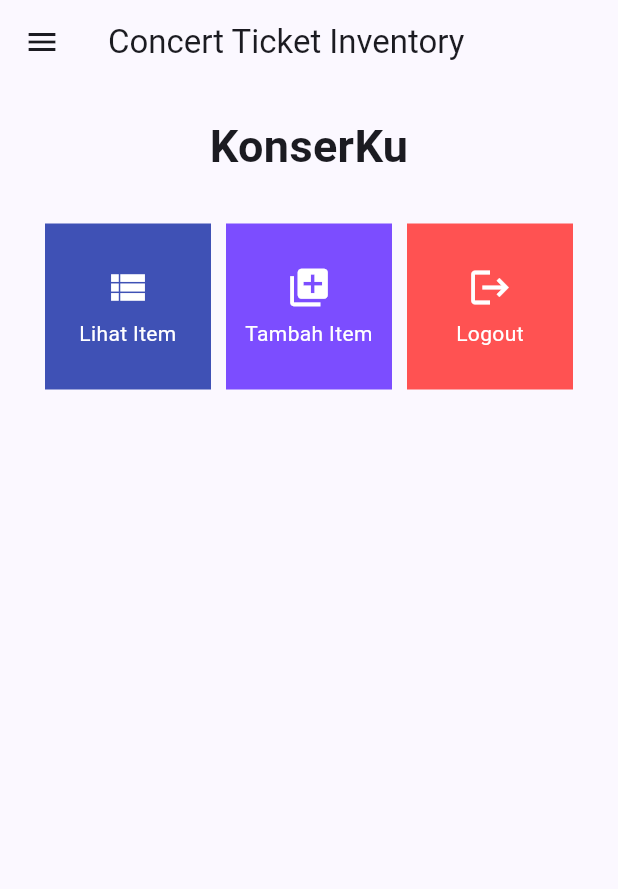
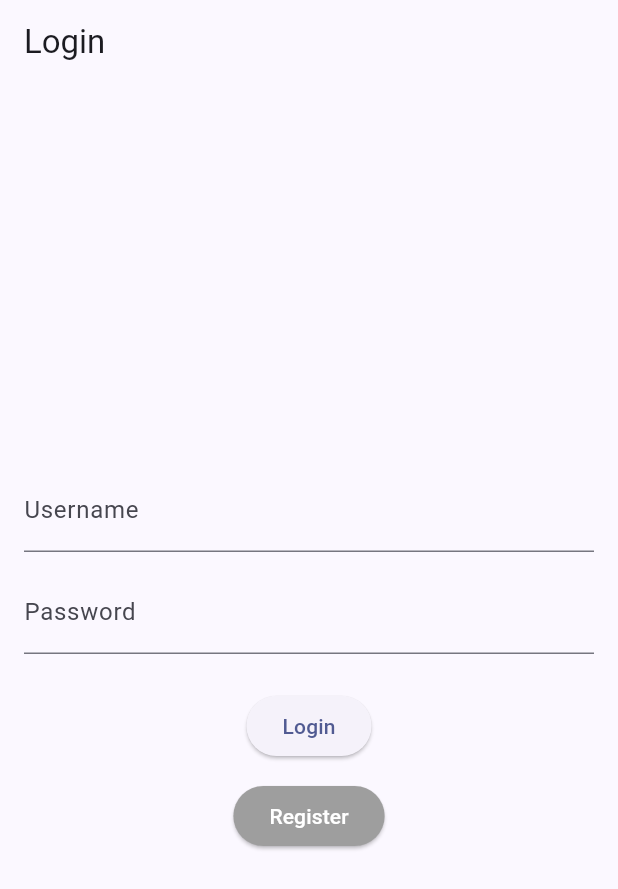
Before and after one commit to kelvin-saputra/Konserku-mobile, a Flutter app: the screen it shows after launch, on a phone screen of 412 x 824 dp. Shown: the top 889 px of the screen. Run offline on Flutter 3.47's test engine with Material 2 defaults, Android fonts, the phone set to English and light mode, and no system bars; missing offline and left inert: pbp_django_auth.

Commit message:
Tugas 9 Selesai

```diff
--- a/lib/main.dart
+++ b/lib/main.dart
@@ -1,5 +1,8 @@
 import 'package:flutter/material.dart';
 import 'package:inventory_mobile/screens/menu.dart';
+import 'package:provider/provider.dart';
+import 'package:pbp_django_auth/pbp_django_auth.dart';
+import 'package:inventory_mobile/screens/login.dart';
 
 void main() {
   runApp(const MyApp());
@@ -11,7 +14,12 @@
   // This widget is the root of your application.
   @override
   Widget build(BuildContext context) {
-    return MaterialApp(
+    return Provider(
+      create: (_) {
+        CookieRequest request = CookieRequest();
+          return request;
+      },
+        child : MaterialApp(
         title: 'Konserku',
         theme: ThemeData(
           // This is the theme of your application.
@@ -32,7 +40,8 @@
           colorScheme: ColorScheme.fromSeed(seedColor: Colors.indigo),
           useMaterial3: true,
         ),
-      home: MyHomePage(),
+        home: LoginPage(),
+      ),
     );
   }
 }
--- /dev/null
+++ b/lib/screens/login.dart
@@ -0,0 +1,134 @@
+// ignore_for_file: use_build_context_synchronously
+
+import 'package:inventory_mobile/screens/menu.dart';
+import 'package:flutter/material.dart';
+import 'package:inventory_mobile/screens/registration.dart';
+import 'package:pbp_django_auth/pbp_django_auth.dart';
+import 'package:provider/provider.dart';
+
+void main() {
+    runApp(const LoginApp());
+}
+
+class LoginApp extends StatelessWidget {
+const LoginApp({super.key});
+
+@override
+Widget build(BuildContext context) {
+    return MaterialApp(
+        title: 'Login',
+        theme: ThemeData(
+            primarySwatch: Colors.blue,
+    ),
+    home: const LoginPage(),
+    );
+    }
+}
+
+class LoginPage extends StatefulWidget {
+    const LoginPage({super.key});
+
+    @override
+    _LoginPageState createState() => _LoginPageState();
+}
+
+class _LoginPageState extends State<LoginPage> {
+    final TextEditingController _usernameController = TextEditingController();
+    final TextEditingController _passwordController = TextEditingController();
+
+    @override
+    Widget build(BuildContext context) {
+        final request = context.watch<CookieRequest>();
+        return Scaffold(
+            appBar: AppBar(
+                title: const Text('Login'),
+            ),
+            body: Container(
+                padding: const EdgeInsets.all(16.0),
+                child: Column(
+                    mainAxisAlignment: MainAxisAlignment.center,
+                    children: [
+                        TextField(
+                            controller: _usernameController,
+                            decoration: const InputDecoration(
+                                labelText: 'Username',
+                            ),
+                        ),
+                        const SizedBox(height: 12.0),
+                        TextField(
+                            controller: _passwordController,
+                            decoration: const InputDecoration(
+                                labelText: 'Password',
+                            ),
+                            obscureText: true,
+                        ),
+                        const SizedBox(height: 24.0),
+                        ElevatedButton(
+                            onPressed: () async {
+                                String username = _usernameController.text;
+                                String password = _passwordController.text;
+
+
+                                // gunakan URL http://10.0.2.2/
+                                final response = await request.login("http://kelvin-saputra-tugas.pbp.cs.ui.ac.id/auth/login/", {
+                                'username': username,
+                                'password': password,
+                                });
+
+                                if (request.loggedIn) {
+                                    String message = response['message'];
+                                    String uname = response['username'];
+                                    Navigator.pushReplacement(
+                                        context,
+                                        MaterialPageRoute(builder: (context) => MyHomePage()),
+                                    );
+                                    ScaffoldMessenger.of(context)
+                                        ..hideCurrentSnackBar()
+                                        ..showSnackBar(
+                                            SnackBar(content: Text("$message Selamat datang, $uname.")));
+                                    } else {
+                                    showDialog(
+                                        context: context,
+                                        builder: (context) => AlertDialog(
+                                            title: const Text('Login Gagal'),
+                                            content:
+                                                Text(response['message']),
+                                            actions: [
+                                                TextButton(
+                                                    child: const Text('OK'),
+                                                    onPressed: () {
+                                                        Navigator.pop(context);
+                                                    },
+                                                ),
+                                            ],
+                                        ),
+                                    );
+                                }
+                            },
+                            child: const Text('Login'),
+                        ),
+                        const SizedBox(
+                          height: 12.0), // Space between login and register buttons
+                          Padding(
+                            padding: const EdgeInsets.symmetric(horizontal: 24.0),
+                            child: ElevatedButton(
+                              style: ElevatedButton.styleFrom(
+                                primary: Colors.grey, // Button color
+                                onPrimary: Colors.white, // Text color
+                              ),
+                              onPressed: () {
+                                Navigator.push(
+                                  context,
+                                  MaterialPageRoute(
+                                      builder: (context) => const RegisterPage()),
+                                );
+                              },
+                              child: const Text('Register'),
+                            )
+                          ),
+                    ],
+                ),
+            ),
+        );
+    }
+}
--- a/pubspec.yaml
+++ b/pubspec.yaml
@@ -35,6 +35,9 @@
   # The following adds the Cupertino Icons font to your application.
   # Use with the CupertinoIcons class for iOS style icons.
   cupertino_icons: ^1.0.2
+  provider: ^6.1.1
+  pbp_django_auth: ^0.4.0
+  http: ^1.1.0
 
 dev_dependencies:
   flutter_test:
```
Also changed, not shown: lib/models/item.dart (added, +85 -0 lines), lib/screens/form_konserku.dart (+39 -42 lines), lib/screens/item_detail.dart (added, +37 -0 lines), lib/screens/list_item.dart (added, +108 -0 lines), lib/screens/registration.dart (added, +152 -0 lines), lib/widgets/left_drawer.dart (+12 -0 lines), lib/widgets/menu_card.dart (+11 -5 lines), pubspec.lock, 3 other files. Lines whose indentation alone changed are shown as unchanged.
